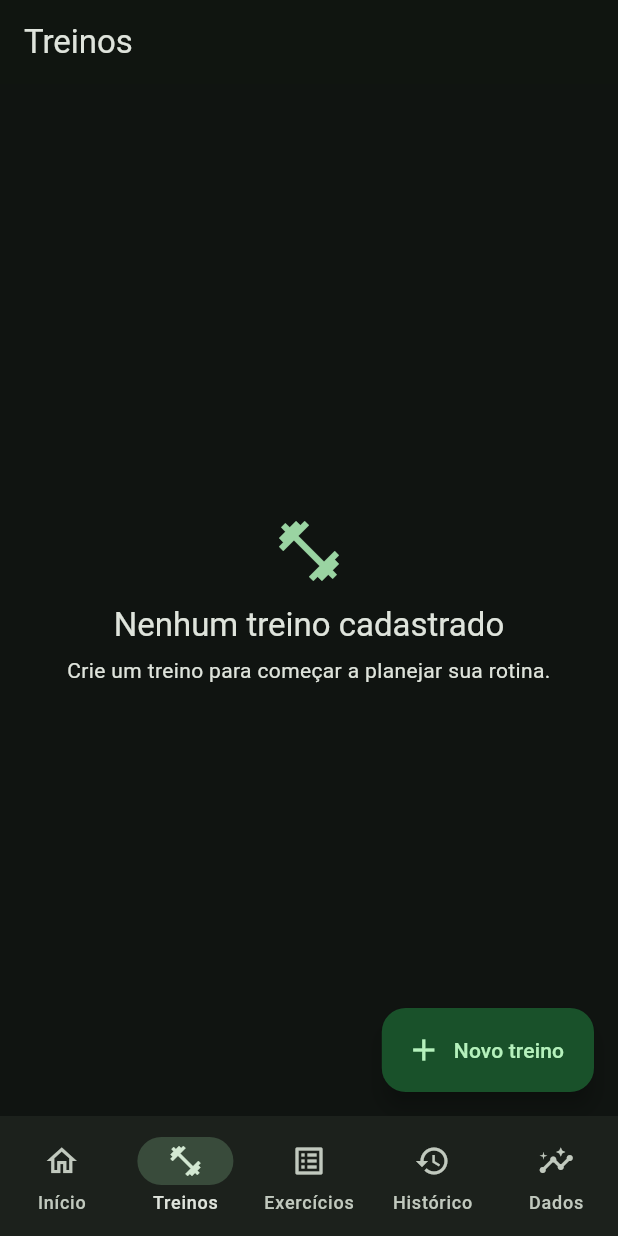
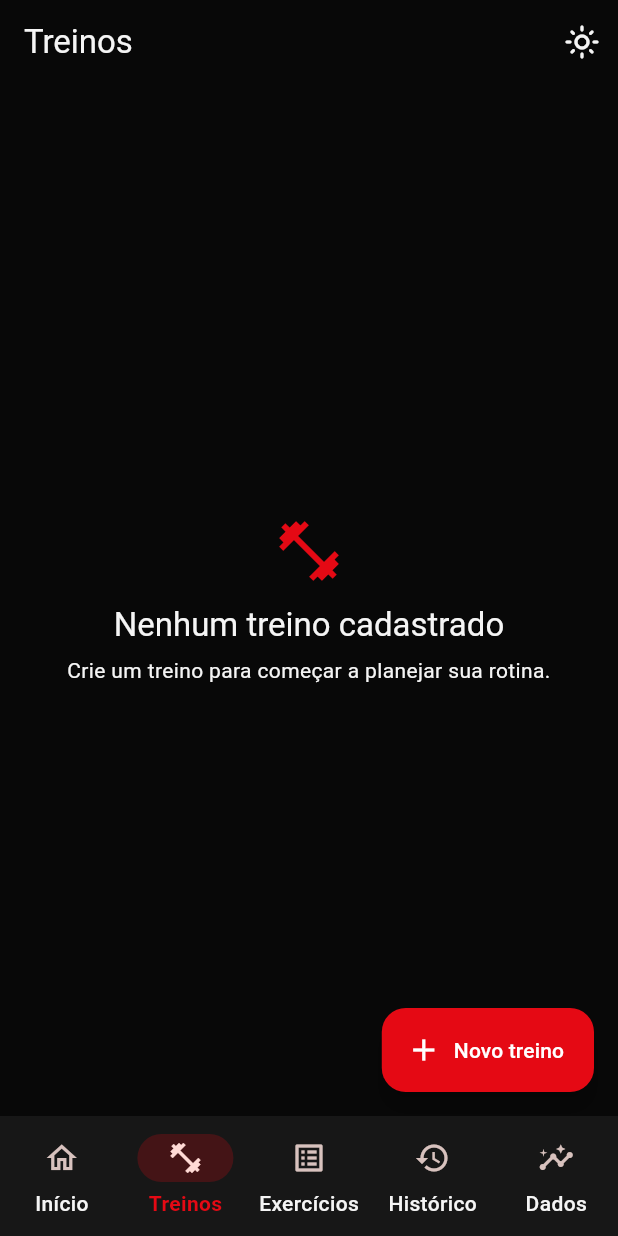
Before and after one commit to Hirynnn/SeuTreinao, a Flutter app: the screen it shows after launch, item 2 of the bottom bar chosen, on a phone screen of 412 x 824 dp. Run offline on Flutter 3.47's test engine with Material 3 defaults, Android fonts, the phone set to English and light mode, and no system bars; our stand-ins replace flutter_local_notifications, sqflite; accounts and stored records are empty.

Commit message:
Polish red branding and add theme toggle

```diff
--- /dev/null
+++ b/lib/core/app_theme.dart
@@ -0,0 +1,102 @@
+import 'package:flutter/material.dart';
+
+ThemeData buildSeuTreinaoTheme(Brightness brightness) {
+  final isDark = brightness == Brightness.dark;
+  const red = Color(0xFFE50914);
+  final background = isDark ? const Color(0xFF080808) : const Color(0xFFFFFFFF);
+  final surface = isDark ? const Color(0xFF171717) : const Color(0xFFF5F5F5);
+  final foreground = isDark ? const Color(0xFFF5F5F5) : const Color(0xFF171717);
+
+  final scheme = ColorScheme.fromSeed(
+    seedColor: red,
+    brightness: brightness,
+    primary: red,
+    onPrimary: Colors.white,
+    secondary: const Color(0xFFFF454D),
+    surface: surface,
+    onSurface: foreground,
+    error: const Color(0xFFFF5A5F),
+  );
+
+  return ThemeData(
+    brightness: brightness,
+    useMaterial3: true,
+    colorScheme: scheme,
+    scaffoldBackgroundColor: background,
+    appBarTheme: AppBarTheme(
+      backgroundColor: background,
+      foregroundColor: foreground,
+      centerTitle: false,
+      elevation: 0,
+    ),
+    cardTheme: CardThemeData(
+      color: surface,
+      elevation: 0,
+      margin: const EdgeInsets.symmetric(vertical: 6),
+      shape: RoundedRectangleBorder(
+        borderRadius: BorderRadius.circular(18),
+        side: BorderSide(
+          color: isDark ? const Color(0xFF303030) : const Color(0xFFE5E5E5),
+        ),
+      ),
+    ),
+    navigationBarTheme: NavigationBarThemeData(
+      backgroundColor: surface,
+      indicatorColor: red.withValues(alpha: isDark ? 0.22 : 0.12),
+      labelTextStyle: WidgetStateProperty.resolveWith((states) {
+        return TextStyle(
+          color: states.contains(WidgetState.selected) ? red : foreground,
+          fontWeight: states.contains(WidgetState.selected)
+              ? FontWeight.w700
+              : FontWeight.w500,
+        );
+      }),
+    ),
+    filledButtonTheme: FilledButtonThemeData(
+      style: FilledButton.styleFrom(
+        backgroundColor: red,
+        foregroundColor: Colors.white,
+        minimumSize: const Size(48, 52),
+        shape: RoundedRectangleBorder(borderRadius: BorderRadius.circular(14)),
+        textStyle: const TextStyle(fontWeight: FontWeight.w700),
+      ),
+    ),
+    outlinedButtonTheme: OutlinedButtonThemeData(
+      style: OutlinedButton.styleFrom(
+        foregroundColor: red,
+        side: const BorderSide(color: red),
+        minimumSize: const Size(48, 48),
+        shape: RoundedRectangleBorder(borderRadius: BorderRadius.circular(14)),
+      ),
+    ),
+    floatingActionButtonTheme: const FloatingActionButtonThemeData(
+      backgroundColor: red,
+      foregroundColor: Colors.white,
+    ),
+    inputDecorationTheme: InputDecorationTheme(
+      filled: true,
+      fillColor: surface,
+      border: OutlineInputBorder(
+        borderRadius: BorderRadius.circular(14),
+        borderSide: BorderSide(color: isDark ? Colors.white24 : Colors.black12),
+      ),
+      enabledBorder: OutlineInputBorder(
+        borderRadius: BorderRadius.circular(14),
+        borderSide: BorderSide(color: isDark ? Colors.white24 : Colors.black12),
+      ),
+      focusedBorder: OutlineInputBorder(
+        borderRadius: BorderRadius.circular(14),
+        borderSide: const BorderSide(color: red, width: 1.5),
+      ),
+    ),
+    progressIndicatorTheme: const ProgressIndicatorThemeData(color: red),
+    snackBarTheme: SnackBarThemeData(
+      behavior: SnackBarBehavior.floating,
+      backgroundColor: isDark
+          ? const Color(0xFF292929)
+          : const Color(0xFF252525),
+      contentTextStyle: const TextStyle(color: Colors.white),
+      shape: RoundedRectangleBorder(borderRadius: BorderRadius.circular(14)),
+    ),
+  );
+}
--- a/lib/main.dart
+++ b/lib/main.dart
@@ -3,6 +3,7 @@ import 'dart:async';
 import 'package:flutter/material.dart';
 import 'package:intl/intl.dart';
 import 'package:intl/date_symbol_data_local.dart';
+import 'package:seu_treinao/core/app_theme.dart';
 import 'package:seu_treinao/core/enums.dart';
 import 'package:seu_treinao/core/models.dart';
 import 'package:seu_treinao/services/database_service.dart';
@@ -15,30 +16,86 @@ void main() {
   initializeDateFormatting('pt_BR').then((_) => runApp(const SeuTreinaoApp()));
 }
 
-class SeuTreinaoApp extends StatelessWidget {
+class SeuTreinaoApp extends StatefulWidget {
   const SeuTreinaoApp({super.key});
 
   @override
+  State<SeuTreinaoApp> createState() => _SeuTreinaoAppState();
+}
+
+class _SeuTreinaoAppState extends State<SeuTreinaoApp> {
+  late final Future<bool> _themePreference = _loadThemePreference();
+  bool? _selectedTheme;
+
+  Future<bool> _loadThemePreference() async {
+    final value = await AppDatabase.instance.getSetting('is_light_theme');
+    return value == 'true';
+  }
+
+  Future<void> _toggleTheme(bool isLight) async {
+    await AppDatabase.instance.setSetting('is_light_theme', '$isLight');
+    if (mounted) {
+      setState(() => _selectedTheme = isLight);
+    }
+  }
+
+  @override
   Widget build(BuildContext context) {
-    return MaterialApp(
-      title: 'SeuTreinao',
-      debugShowCheckedModeBanner: false,
-      theme: ThemeData(
-        brightness: Brightness.dark,
-        useMaterial3: true,
-        colorScheme: ColorScheme.fromSeed(
-          seedColor: const Color(0xFF7BD88F),
-          brightness: Brightness.dark,
+    return FutureBuilder<bool>(
+      future: _themePreference,
+      builder: (context, snapshot) {
+        if (snapshot.hasError) {
+          return MaterialApp(
+            title: 'SeuTreinao',
+            theme: buildSeuTreinaoTheme(Brightness.dark),
+            home: _StartupErrorScreen(error: snapshot.error),
+          );
+        }
+        final isLight = _selectedTheme ?? snapshot.data ?? false;
+        return MaterialApp(
+          title: 'SeuTreinao',
+          debugShowCheckedModeBanner: false,
+          theme: buildSeuTreinaoTheme(
+            isLight ? Brightness.light : Brightness.dark,
+          ),
+          home: snapshot.hasData
+              ? AppShell(isLightTheme: isLight, onToggleTheme: _toggleTheme)
+              : const Scaffold(
+                  body: Center(child: CircularProgressIndicator()),
+                ),
+        );
+      },
+    );
+  }
+}
+
+class _StartupErrorScreen extends StatelessWidget {
+  const _StartupErrorScreen({required this.error});
+
+  final Object? error;
+
+  @override
+  Widget build(BuildContext context) {
+    return Scaffold(
+      body: Center(
+        child: Padding(
+          padding: const EdgeInsets.all(24),
+          child: Text('Não foi possível carregar as preferências.\n$error'),
         ),
-        scaffoldBackgroundColor: const Color(0xFF101411),
       ),
-      home: const AppShell(),
     );
   }
 }
 
 class AppShell extends StatefulWidget {
-  const AppShell({super.key});
+  const AppShell({
+    super.key,
+    required this.isLightTheme,
+    required this.onToggleTheme,
+  });
+
+  final bool isLightTheme;
+  final Future<void> Function(bool isLight) onToggleTheme;
 
   @override
   State<AppShell> createState() => _AppShellState();
@@ -255,7 +312,28 @@ class _AppShellState extends State<AppShell> {
 
     return Scaffold(
       appBar: AppBar(
-        title: Text(titles[_selectedIndex]),
+        title: _selectedIndex == 0
+            ? Row(
+                children: [
+                  SizedBox(
+                    width: 34,
+                    height: 34,
+                    child: CustomPaint(
+                      painter: _BenchPressPainter(
+                        color: Theme.of(context).colorScheme.primary,
+                      ),
+                    ),
+                  ),
+                  Icon(
+                    Icons.fitness_center,
+                    color: Theme.of(context).colorScheme.primary,
+                    size: 20,
+                  ),
+                  const SizedBox(width: 8),
+                  Text(titles[_selectedIndex]),
+                ],
+              )
+            : Text(titles[_selectedIndex]),
         actions: [
           if (_selectedIndex == 0)
             IconButton(
@@ -263,6 +341,25 @@ class _AppShellState extends State<AppShell> {
               onPressed: openRoutine,
               icon: const Icon(Icons.calendar_month),
             ),
+          IconButton(
+            tooltip: widget.isLightTheme
+                ? 'Ativar tema escuro'
+                : 'Ativar tema claro',
+            onPressed: () async {
+              try {
+                await widget.onToggleTheme(!widget.isLightTheme);
+              } catch (error) {
+                if (context.mounted) {
+                  _showMessage('Não foi possível salvar o tema: $error');
+                }
+              }
+            },
+            icon: Icon(
+              widget.isLightTheme
+                  ? Icons.dark_mode_outlined
+                  : Icons.light_mode_outlined,
+            ),
+          ),
         ],
       ),
       body: IndexedStack(index: _selectedIndex, children: pages),
@@ -290,6 +387,44 @@ class _AppShellState extends State<AppShell> {
       ),
     );
   }
+}
+
+class _BenchPressPainter extends CustomPainter {
+  const _BenchPressPainter({required this.color});
+
+  final Color color;
+
+  @override
+  void paint(Canvas canvas, Size size) {
+    final paint = Paint()
+      ..color = color
+      ..strokeWidth = 2.4
+      ..strokeCap = StrokeCap.round
+      ..strokeJoin = StrokeJoin.round
+      ..style = PaintingStyle.stroke;
+    final scale = size.width / 34;
+
+    canvas
+      ..save()
+      ..scale(scale);
+    canvas.drawLine(const Offset(2, 6), const Offset(32, 6), paint);
+    canvas.drawLine(const Offset(5, 3), const Offset(5, 9), paint);
+    canvas.drawLine(const Offset(8, 4), const Offset(8, 8), paint);
+    canvas.drawLine(const Offset(26, 4), const Offset(26, 8), paint);
+    canvas.drawLine(const Offset(29, 3), const Offset(29, 9), paint);
+    canvas.drawLine(const Offset(9, 17), const Offset(25, 17), paint);
+    canvas.drawLine(const Offset(11, 18), const Offset(8, 28), paint);
+    canvas.drawLine(const Offset(23, 18), const Offset(26, 28), paint);
+    canvas.drawLine(const Offset(8, 28), const Offset(13, 28), paint);
+    canvas.drawLine(const Offset(24, 28), const Offset(29, 28), paint);
+    canvas.drawLine(const Offset(9, 17), const Offset(9, 8), paint);
+    canvas.drawLine(const Offset(25, 17), const Offset(25, 8), paint);
+    canvas.restore();
+  }
+
+  @override
+  bool shouldRepaint(_BenchPressPainter oldDelegate) =>
+      oldDelegate.color != color;
 }
 
 class DashboardScreen extends StatelessWidget {
@@ -348,8 +483,10 @@ class DashboardScreen extends StatelessWidget {
                   children: [
                     Text(
                       DateFormat('EEEE, d MMMM', 'pt_BR').format(data.date),
-                      style: Theme.of(context).textTheme.titleMedium
-                          ?.copyWith(color: Colors.white70),
+                      style: Theme.of(context).textTheme.titleMedium?.copyWith(
+                        color: Theme.of(context).colorScheme.onSurface
+                            .withValues(alpha: 0.7),
+                      ),
                     ),
                     const SizedBox(height: 18),
                     Card(
```
Also changed, not shown: 2 other files.
